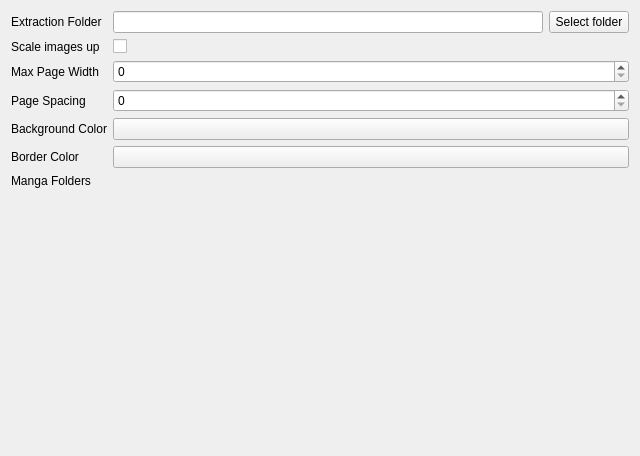
This is settings.ui in g-fb/mangareader as Qt 5 draws it before an edit. The edited form follows.
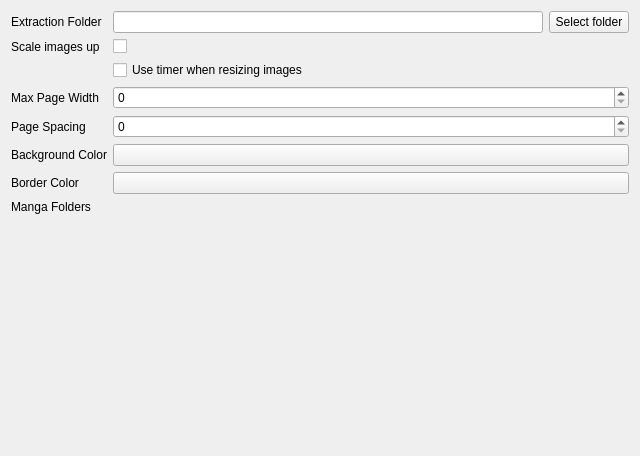
This is the edited form. Custom widgets are drawn as their Qt base class.

Commit message: Add option to use the resize timer

```diff
--- a/settings.ui
+++ b/settings.ui
@@ -123,6 +123,19 @@
        </property>
       </widget>
      </item>
+     <item row="2" column="1">
+      <widget class="QCheckBox" name="kcfg_UseResizeTimer">
+       <property name="toolTip">
+        <string>Prevents resizing the images too often when resizing the images view
+by resizing the window or the sidebar through dragging.
+If enabled, images are resized 50 milliseconds after the view resizing finishes.
+</string>
+       </property>
+       <property name="text">
+        <string>Use timer when resizing images</string>
+       </property>
+      </widget>
+     </item>
     </layout>
    </item>
    <item>
```
The commit also changes 2 other files.
